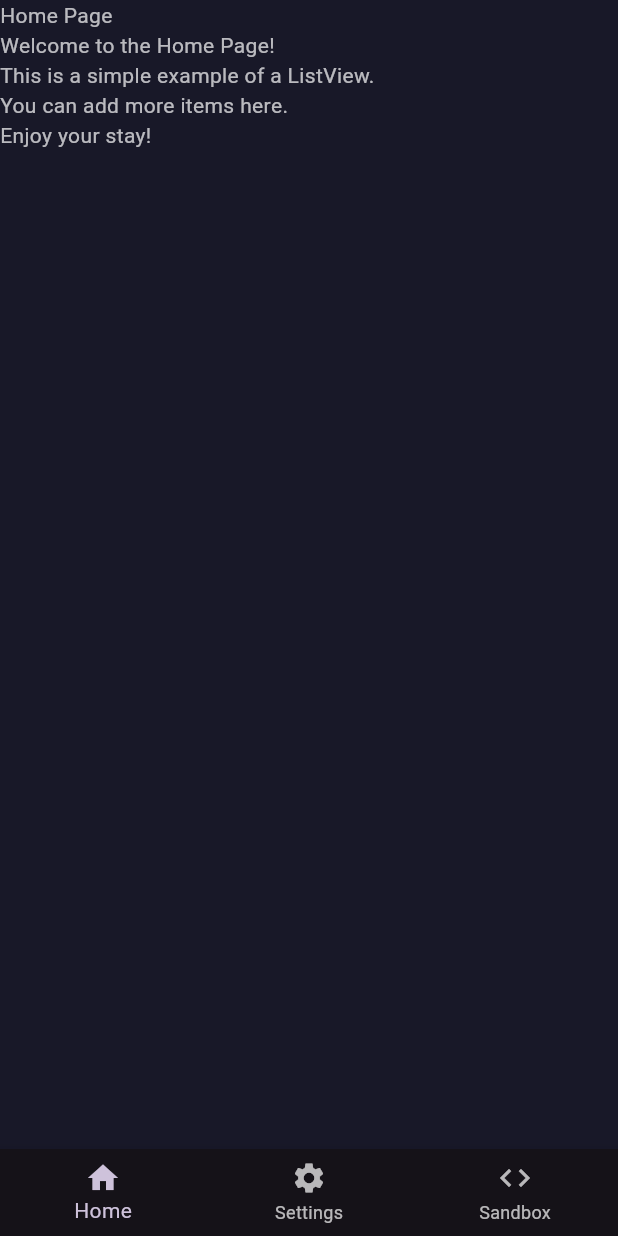
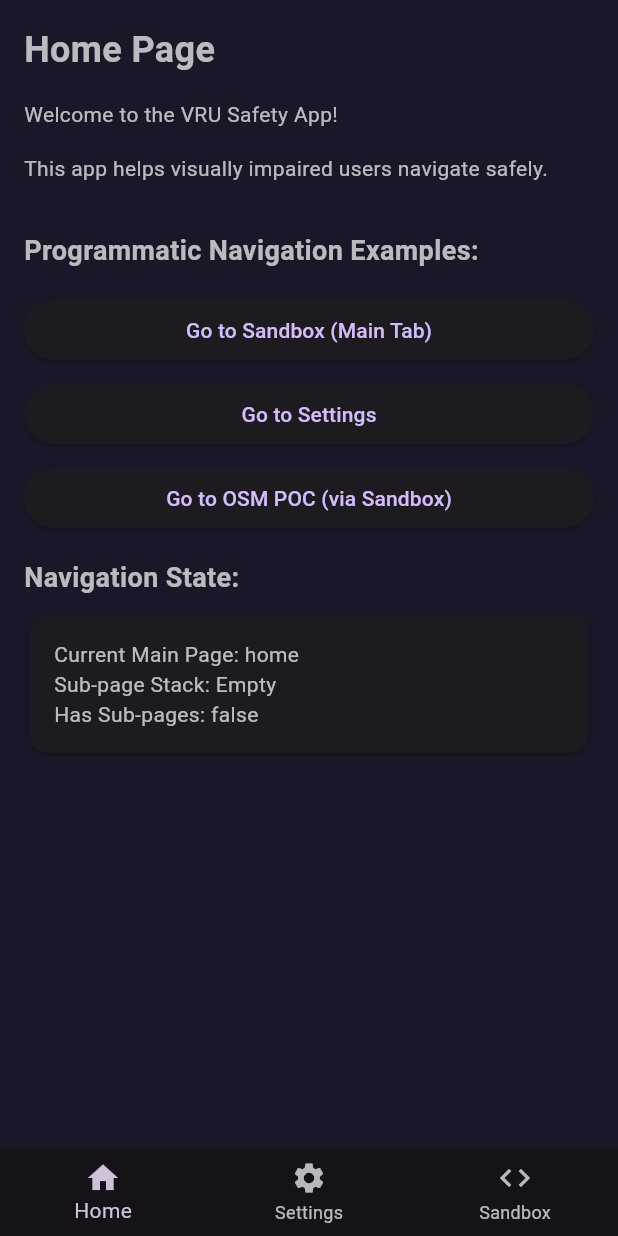
Before and after one commit to gitoak/vru_safety_app, a Flutter app: the MainScaffold screen opened directly with empty values, on a phone screen of 412 x 824 dp. Run offline on Flutter 3.47's test engine with Material 3 defaults, Android fonts, the phone set to English and light mode, and no system bars; our stand-ins replace bloc, equatable, flutter_bloc, flutter_local_notifications, flutter_map, geolocator and 3 more; accounts and stored records are empty.

Commit message:
navigation now programmaticaly

```diff
--- a/lib/bloc/nav_bloc.dart
+++ b/lib/bloc/nav_bloc.dart
@@ -10,6 +10,7 @@ abstract class NavEvent extends Equatable {
   @override
   List<Object?> get props => [];
 }
+
 class NavTo extends NavEvent {
   final AppPage page;
   const NavTo(this.page);
@@ -17,17 +18,87 @@ class NavTo extends NavEvent {
   List<Object?> get props => [page];
 }
 
-// State
-class NavState extends Equatable {
+class NavPushSubPage extends NavEvent {
+  final String route;
+  const NavPushSubPage(this.route);
+  @override
+  List<Object?> get props => [route];
+}
+
+class NavPopSubPage extends NavEvent {
+  const NavPopSubPage();
+}
+
+class NavResetToMainPage extends NavEvent {
   final AppPage page;
-  const NavState(this.page);
+  const NavResetToMainPage(this.page);
   @override
   List<Object?> get props => [page];
 }
 
+// State
+class NavState extends Equatable {
+  final AppPage mainPage;
+  final List<String> subPageStack; // Stack of sub-page routes
+
+  const NavState({
+    required this.mainPage,
+    this.subPageStack = const [],
+  });
+
+  bool get hasSubPages => subPageStack.isNotEmpty;
+  String? get currentSubPage => subPageStack.isNotEmpty ? subPageStack.last : null;
+
+  NavState copyWith({
+    AppPage? mainPage,
+    List<String>? subPageStack,
+  }) {
+    return NavState(
+      mainPage: mainPage ?? this.mainPage,
+      subPageStack: subPageStack ?? this.subPageStack,
+    );
+  }
+
+  @override
+  List<Object?> get props => [mainPage, subPageStack];
+}
+
 // Bloc
 class NavBloc extends Bloc<NavEvent, NavState> {
-  NavBloc() : super(const NavState(AppPage.home)) {
-    on<NavTo>((event, emit) => emit(NavState(event.page)));
+  NavBloc() : super(const NavState(mainPage: AppPage.home)) {
+    on<NavTo>(_onNavTo);
+    on<NavPushSubPage>(_onNavPushSubPage);
+    on<NavPopSubPage>(_onNavPopSubPage);
+    on<NavResetToMainPage>(_onNavResetToMainPage);
   }
+
+  void _onNavTo(NavTo event, Emitter<NavState> emit) {
+    // When navigating to a main page, clear any sub-page stack
+    emit(NavState(mainPage: event.page, subPageStack: const []));
+  }
+
+  void _onNavPushSubPage(NavPushSubPage event, Emitter<NavState> emit) {
+    // Add sub-page to the stack
+    final newStack = List<String>.from(state.subPageStack)..add(event.route);
+    emit(state.copyWith(subPageStack: newStack));
+  }
+
+  void _onNavPopSubPage(NavPopSubPage event, Emitter<NavState> emit) {
+    if (state.subPageStack.isNotEmpty) {
+      // Remove the last sub-page from the stack
+      final newStack = List<String>.from(state.subPageStack)..removeLast();
+      emit(state.copyWith(subPageStack: newStack));
+    }
+  }
+
+  void _onNavResetToMainPage(NavResetToMainPage event, Emitter<NavState> emit) {
+    // Reset to a specific main page and clear sub-page stack
+    emit(NavState(mainPage: event.page, subPageStack: const []));
+  }
+
+  // Convenience methods for programmatic navigation
+  void navigateToMainPage(AppPage page) => add(NavTo(page));
+  void pushSubPage(String route) => add(NavPushSubPage(route));
+  void popSubPage() => add(NavPopSubPage());
+  void resetToMainPage(AppPage page) => add(NavResetToMainPage(page));
 }
--- a/lib/pages/home_page.dart
+++ b/lib/pages/home_page.dart
@@ -1,4 +1,6 @@
 import 'package:flutter/material.dart';
+import 'package:flutter_bloc/flutter_bloc.dart';
+import '../bloc/nav_bloc.dart';
 
 class HomePage extends StatelessWidget {
   const HomePage({super.key});
@@ -7,12 +9,84 @@ class HomePage extends StatelessWidget {
   Widget build(BuildContext context) {
     return Center(
       child: ListView(
+        padding: const EdgeInsets.all(16),
         children: [
-          Text('Home Page'),
-          Text('Welcome to the Home Page!'),
-          Text('This is a simple example of a ListView.'),
-          Text('You can add more items here.'),
-          Text('Enjoy your stay!'),
+          const Text(
+            'Home Page',
+            style: TextStyle(fontSize: 24, fontWeight: FontWeight.bold),
+          ),
+          const SizedBox(height: 16),
+          const Text('Welcome to the VRU Safety App!'),
+          const SizedBox(height: 16),
+          const Text('This app helps visually impaired users navigate safely.'),
+          const SizedBox(height: 32),
+
+          // Example of programmatic navigation using NavBloc
+          const Text(
+            'Programmatic Navigation Examples:',
+            style: TextStyle(fontSize: 18, fontWeight: FontWeight.bold),
+          ),
+          const SizedBox(height: 16),
+
+          ElevatedButton(
+            onPressed: () {
+              // Navigate to Sandbox tab programmatically
+              context.read<NavBloc>().navigateToMainPage(AppPage.sandbox);
+            },
+            child: const Text('Go to Sandbox (Main Tab)'),
+          ),
+          const SizedBox(height: 8),
+
+          ElevatedButton(
+            onPressed: () {
+              // Navigate to Settings tab and then push a sub-page
+              context.read<NavBloc>().navigateToMainPage(AppPage.settings);
+              // You could also push a sub-page if Settings had any:
+              // context.read<NavBloc>().pushSubPage('/some-settings-subpage');
+            },
+            child: const Text('Go to Settings'),
+          ),
+          const SizedBox(height: 8),
+
+          ElevatedButton(
+            onPressed: () {
+              // Navigate to Sandbox and then immediately push a sub-page
+              context.read<NavBloc>().navigateToMainPage(AppPage.sandbox);
+              // Add a small delay to ensure the main page navigation completes
+              Future.delayed(const Duration(milliseconds: 100), () {
+                context.read<NavBloc>().pushSubPage('/osm-poc');
+              });
+            },
+            child: const Text('Go to OSM POC (via Sandbox)'),
+          ),
+          const SizedBox(height: 16),
+
+          const Text(
+            'Navigation State:',
+            style: TextStyle(fontSize: 18, fontWeight: FontWeight.bold),
+          ),
+          const SizedBox(height: 8),
+
+          // Show current navigation state
+          BlocBuilder<NavBloc, NavState>(
+            builder: (context, state) {
+              return Card(
+                child: Padding(
+                  padding: const EdgeInsets.all(16),
+                  child: Column(
+                    crossAxisAlignment: CrossAxisAlignment.start,
+                    children: [
+                      Text('Current Main Page: ${state.mainPage.name}'),
+                      Text('Sub-page Stack: ${state.subPageStack.isEmpty ? 'Empty' : state.subPageStack.join(' → ')}'),
+                      Text('Has Sub-pages: ${state.hasSubPages}'),
+                      if (state.currentSubPage != null)
+                        Text('Current Sub-page: ${state.currentSubPage}'),
+                    ],
+                  ),
+                ),
+              );
+            },
+          ),
         ],
       ),
     );
```
Also changed, not shown: lib/main.dart (+51 -56 lines), lib/pages/sandbox_page.dart (+4 -4 lines).
